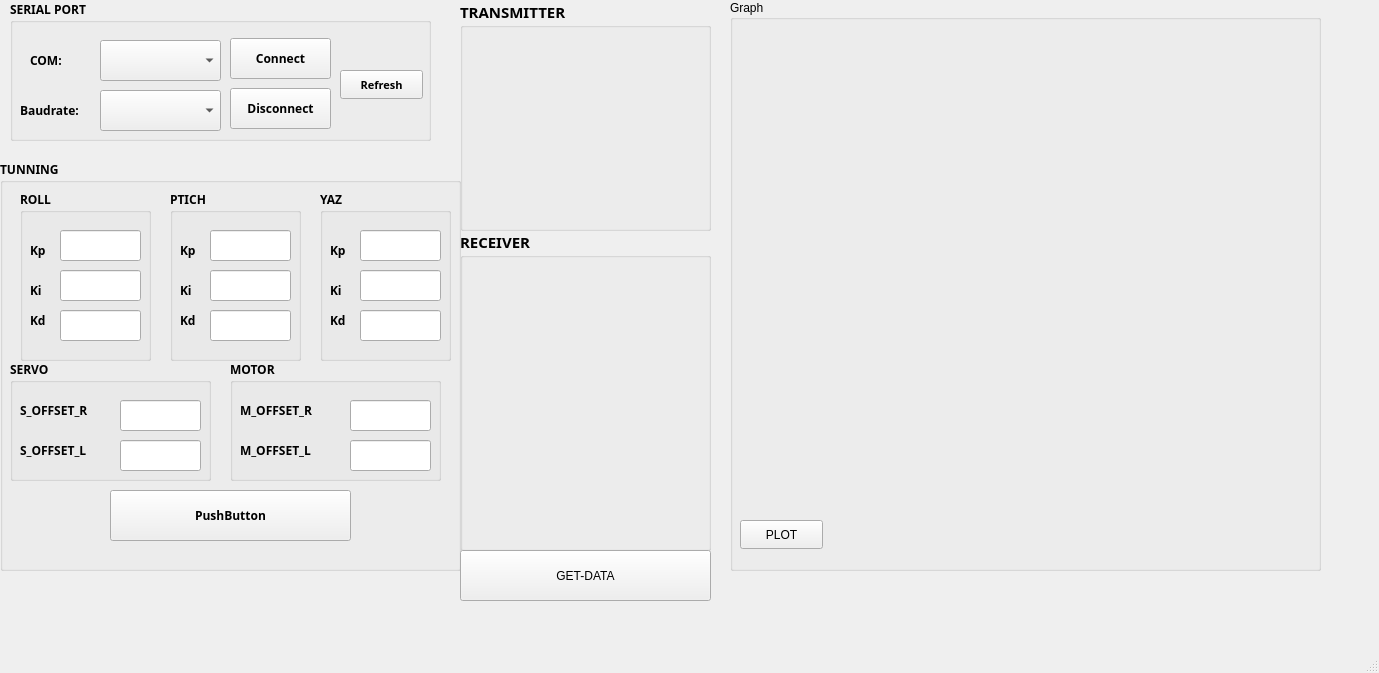
Old version of the form mainwindow.ui in the repository huu-hanh/chicken_qt.
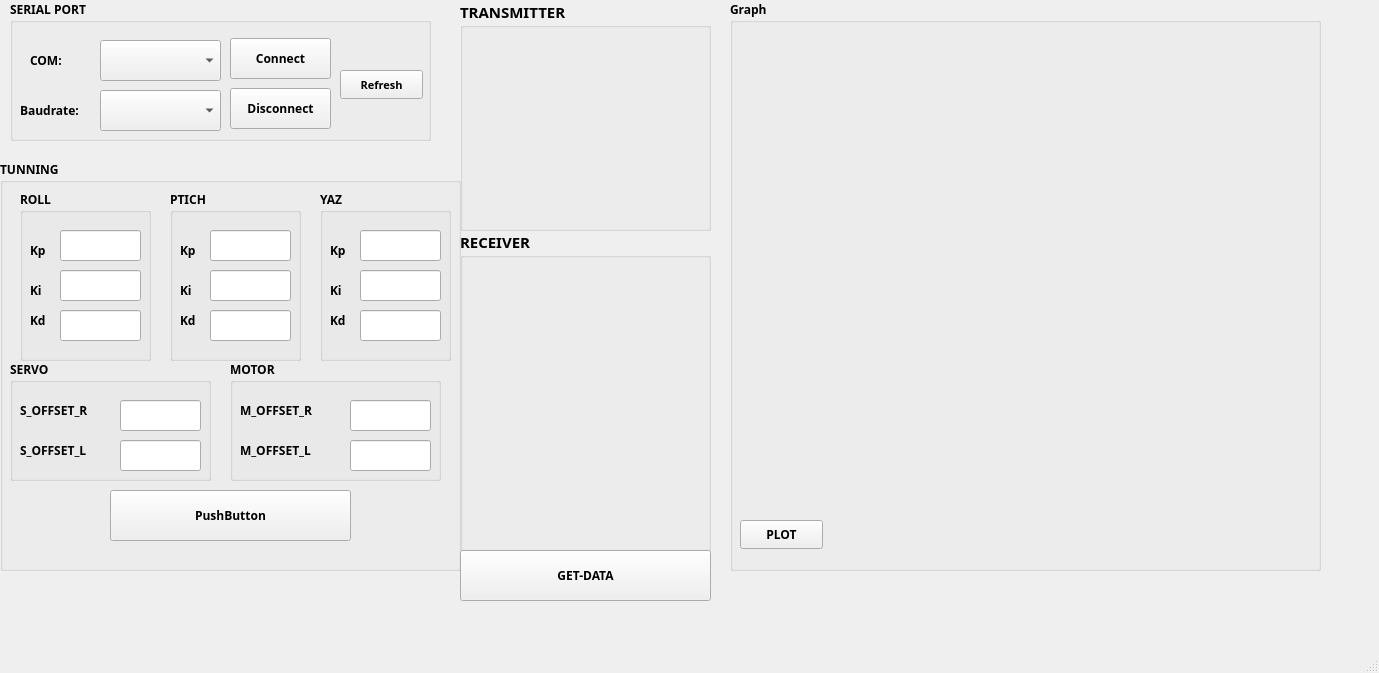
New version of the form. Custom widgets are drawn as their Qt base class.

The edit to the form file:
```diff
--- a/mainwindow.ui
+++ b/mainwindow.ui
@@ -23,6 +23,12 @@
       <height>571</height>
      </rect>
     </property>
+    <property name="font">
+     <font>
+      <family>Segoe Print</family>
+      <bold>true</bold>
+     </font>
+    </property>
     <property name="title">
      <string>Graph</string>
     </property>
@@ -622,6 +628,12 @@
       <height>51</height>
      </rect>
     </property>
+    <property name="font">
+     <font>
+      <family>Segoe Print</family>
+      <bold>true</bold>
+     </font>
+    </property>
     <property name="text">
      <string>GET-DATA</string>
     </property>
```
